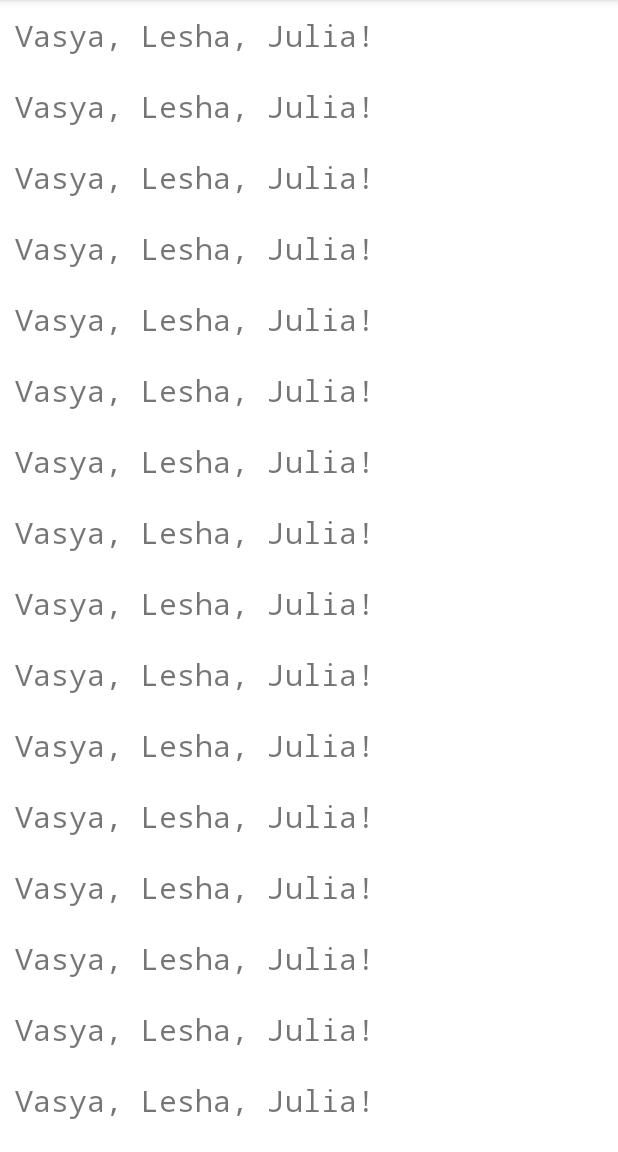
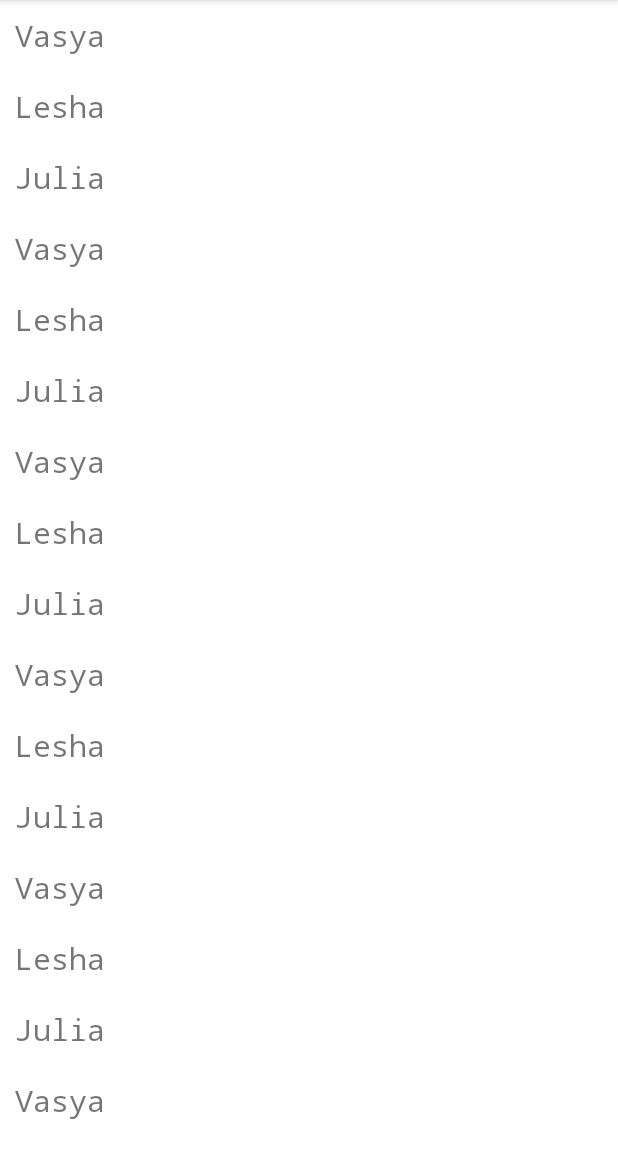
Before and after one commit to AlexMeshcharakou/Android, an Android app: the screen it shows after launch (MainActivity), on a phone screen of 412 x 824 dp, the part 84-1236 px from its top. Run offline under Robolectric (Android 15) with nearby library versions, the phone set to English and light mode, and no system bars.

Commit message:
repeat names

```diff
--- a/app/src/main/java/com/example/recyclerviewtest/MainActivity.java
+++ b/app/src/main/java/com/example/recyclerviewtest/MainActivity.java
@@ -6,6 +6,8 @@ import androidx.recyclerview.widget.RecyclerView;
 
 import android.os.Bundle;
 
+import java.util.ArrayList;
+
 public class MainActivity extends AppCompatActivity {
 
     @Override
@@ -13,15 +15,19 @@ public class MainActivity extends AppCompatActivity {
         super.onCreate(savedInstanceState);
         setContentView(R.layout.activity_main);
 
-        RecyclerView namesList = findViewById(R.id.rv_names);
+        ArrayList<String> ourNames = new ArrayList<>();
+        ourNames.add("Vasya");
+        ourNames.add("Lesha");
+        ourNames.add("Julia");
+
+        RecyclerView recyclerView = findViewById(R.id.rv_names);
 
         LinearLayoutManager layoutManager = new LinearLayoutManager(this);
-        namesList.setLayoutManager(layoutManager);
+        recyclerView.setLayoutManager(layoutManager);
 
-        namesList.setHasFixedSize(true);
+        recyclerView.setHasFixedSize(true);
 
-        NamesAdapter namesAdapter = new NamesAdapter(100);
-        namesList.setAdapter(namesAdapter);
-
+        NamesAdapter namesAdapter = new NamesAdapter(ourNames);
+        recyclerView.setAdapter(namesAdapter);
     }
 }
--- a/app/src/main/java/com/example/recyclerviewtest/NamesAdapter.java
+++ b/app/src/main/java/com/example/recyclerviewtest/NamesAdapter.java
@@ -9,44 +9,45 @@ import android.widget.TextView;
 import androidx.annotation.NonNull;
 import androidx.recyclerview.widget.RecyclerView;
 
-public class NamesAdapter extends RecyclerView.Adapter<NamesAdapter.NamesViewHolder> {
+import java.util.List;
 
-    private final int namesItems;
+public class NamesAdapter extends RecyclerView.Adapter<NamesAdapter.ViewHolder> {
 
-    public NamesAdapter(int namesItems) {
-        this.namesItems = namesItems;
+    private List<String> names;
+
+    public NamesAdapter(List<String> names) {
+        this.names = names;
     }
 
     @NonNull
     @Override
-    public NamesViewHolder onCreateViewHolder(@NonNull ViewGroup parent, int viewType) {
+    public ViewHolder onCreateViewHolder(@NonNull ViewGroup parent, int viewType) {
         Context context = parent.getContext();
         int layoutIdForListItem = R.layout.names_list_item;
 
         LayoutInflater inflater = LayoutInflater.from(context);
         View view = inflater.inflate(layoutIdForListItem, parent, false);
-        NamesViewHolder viewHolder = new NamesViewHolder(view);
-
-        return viewHolder;
+        return new ViewHolder(view);
     }
 
     @Override
-    public void onBindViewHolder(@NonNull NamesViewHolder holder, int position) {
+    public void onBindViewHolder(@NonNull ViewHolder viewHolder, int position) {
+        String name = names.get(position % names.size());
+        viewHolder.myTextView.setText(name);
     }
 
     @Override
     public int getItemCount() {
-        return namesItems;
+        return names.size() * 33;
     }
 
-    class NamesViewHolder extends RecyclerView.ViewHolder {
+    static class ViewHolder extends RecyclerView.ViewHolder {
 
-        TextView listItemNameView;
+        TextView myTextView;
 
-        public NamesViewHolder(@NonNull View itemView) {
+        public ViewHolder(@NonNull View itemView) {
             super(itemView);
-
-            listItemNameView = itemView.findViewById(R.id.tv_name_item);
+            myTextView = itemView.findViewById(R.id.tv_name_item);
         }
     }
 }
--- a/app/src/main/res/layout/names_list_item.xml
+++ b/app/src/main/res/layout/names_list_item.xml
@@ -6,10 +6,9 @@
 
     <TextView
         android:id="@+id/tv_name_item"
-        android:layout_width="384dp"
+        android:layout_width="wrap_content"
         android:layout_height="wrap_content"
         android:fontFamily="monospace"
-        android:text="Vasya, Lesha, Julia!"
         android:textSize="20dp" />
 
 </FrameLayout>
```
